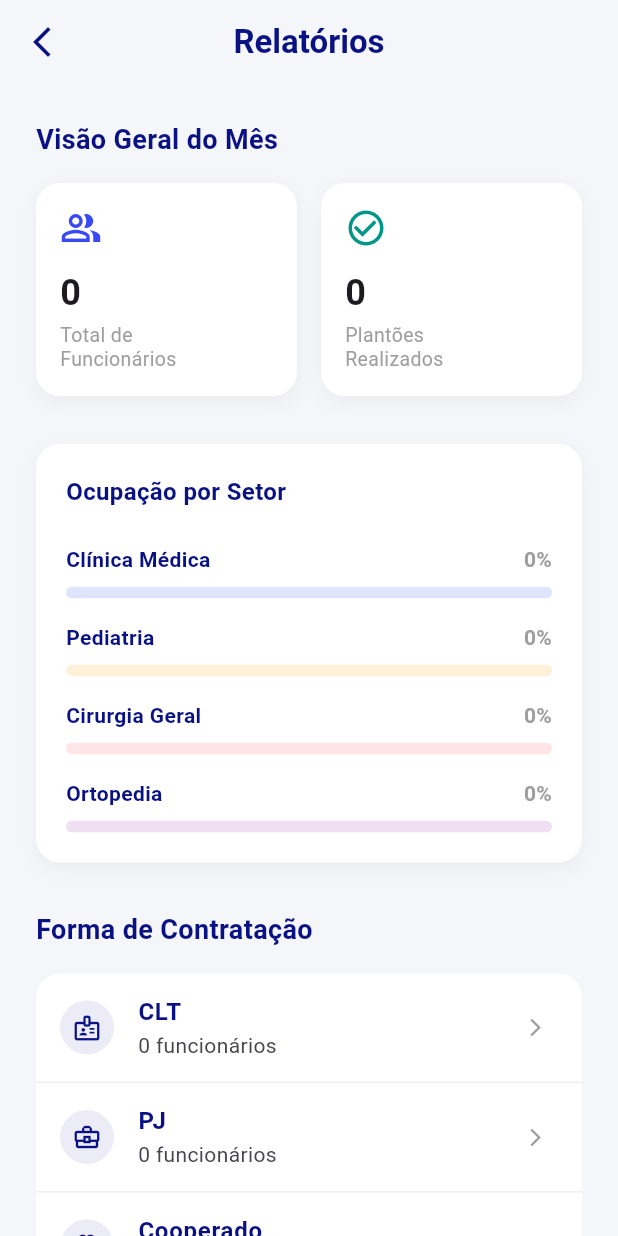
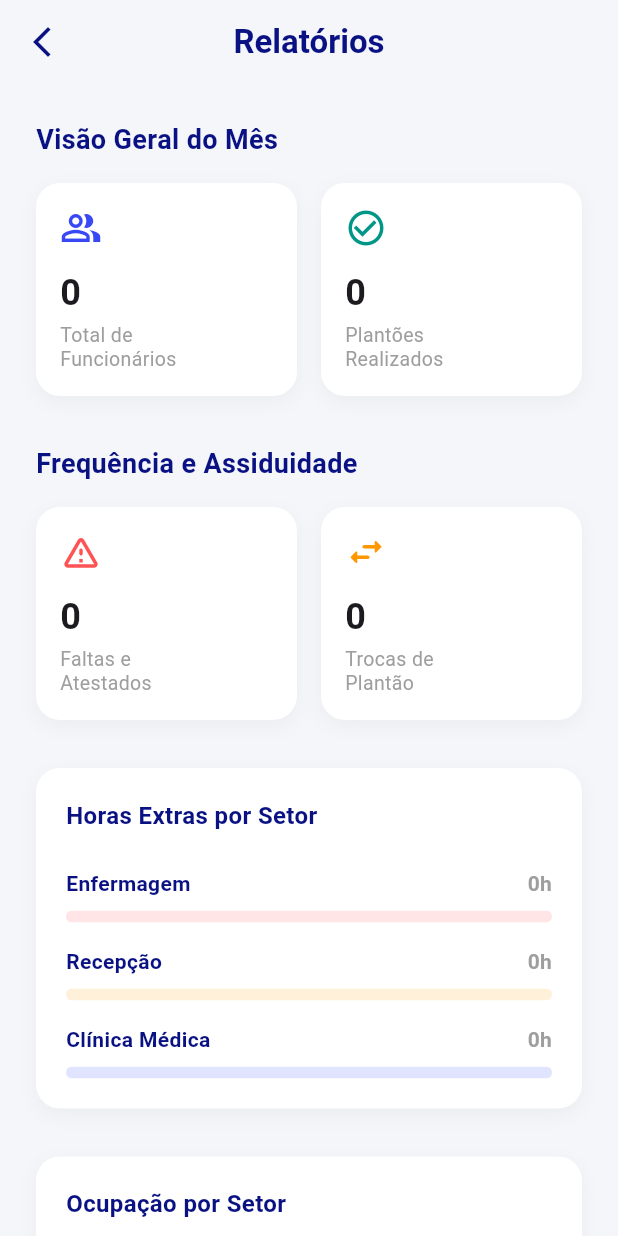
Before and after one commit to EscalaMed/frontend, a Flutter app: the TelaRelatorios screen opened directly, on a phone screen of 412 x 824 dp. Run offline on Flutter 3.47's test engine with Material 3 defaults, Android fonts, the phone set to English and light mode, and no system bars.

Commit message:
feat: adicionando mais funcionalidades do relatório (frequência e assuidade, horas extra por setor e alerta do sistema)

```diff
--- a/lib/components/lista_de_contrato.dart
+++ b/lib/components/lista_de_contrato.dart
@@ -4,12 +4,14 @@ class ItemListaContrato extends StatelessWidget {
   final String titulo;
   final String subtitulo;
   final IconData icone;
+  final VoidCallback onTap;
 
   const ItemListaContrato({
     super.key,
     required this.titulo,
     required this.subtitulo,
     required this.icone,
+    required this.onTap,
   });
 
   @override
@@ -17,6 +19,7 @@ class ItemListaContrato extends StatelessWidget {
     const corAzulEscuro = Color.fromARGB(255, 9, 17, 131);
 
     return ListTile(
+      onTap: onTap,
       leading: Container(
         padding: const EdgeInsets.all(8),
         decoration: BoxDecoration(
--- a/lib/screens/home/grid/pagina_relatorios.dart
+++ b/lib/screens/home/grid/pagina_relatorios.dart
@@ -39,8 +39,8 @@ class TelaRelatorios extends StatelessWidget {
             const SizedBox(height: 16),
 
             Row(
-              children: [
-                const Expanded(
+              children: const [
+                Expanded(
                   child: CardResumo(
                     titulo: 'Total de\nFuncionários',
                     valor: '0',
@@ -48,13 +48,41 @@ class TelaRelatorios extends StatelessWidget {
                     cor: corAzulVibrante,
                   ),
                 ),
-                const SizedBox(width: 16),
-                const Expanded(
+                SizedBox(width: 16),
+                Expanded(
                   child: CardResumo(
                     titulo: 'Plantões\nRealizados',
                     valor: '0',
                     icone: Icons.check_circle_outline,
                     cor: Colors.teal,
+                  ),
+                ),
+              ],
+            ),
+            const SizedBox(height: 32),
+
+            const Text(
+              'Frequência e Assiduidade',
+              style: TextStyle(fontSize: 18, fontWeight: FontWeight.bold, color: corAzulEscuro),
+            ),
+            const SizedBox(height: 16),
+            Row(
+              children: const [
+                Expanded(
+                  child: CardResumo(
+                    titulo: 'Faltas e\nAtestados',
+                    valor: '0',
+                    icone: Icons.warning_amber_rounded,
+                    cor: Colors.redAccent,
+                  ),
+                ),
+                SizedBox(width: 16),
+                Expanded(
+                  child: CardResumo(
+                    titulo: 'Trocas de\nPlantão',
+                    valor: '0',
+                    icone: Icons.swap_horiz_rounded,
+                    cor: Colors.orange,
                   ),
                 ),
               ],
@@ -76,20 +104,83 @@ class TelaRelatorios extends StatelessWidget {
               ),
               child: Column(
                 crossAxisAlignment: CrossAxisAlignment.start,
-                children: [
-                  const Text(
+                children: const [
+                  Text(
+                    'Horas Extras por Setor',
+                    style: TextStyle(fontSize: 16, fontWeight: FontWeight.bold, color: corAzulEscuro),
+                  ),
+                  SizedBox(height: 24),
+
+                  Grafico(label: 'Enfermagem', porcentagem: 0.0, valorTexto: '0h', cor: Colors.redAccent),
+                  SizedBox(height: 16),
+                  Grafico(label: 'Recepção', porcentagem: 0.0, valorTexto: '0h', cor: Colors.orange),
+                  SizedBox(height: 16),
+                  Grafico(label: 'Clínica Médica', porcentagem: 0.0, valorTexto: '0h', cor: corAzulVibrante),
+                ],
+              ),
+            ),
+            const SizedBox(height: 32),
+
+            Container(
+              padding: const EdgeInsets.all(20),
+              decoration: BoxDecoration(
+                color: Colors.white,
+                borderRadius: BorderRadius.circular(16),
+                boxShadow: [
+                  BoxShadow(
+                    color: Colors.black.withValues(alpha: 0.04),
+                    blurRadius: 10,
+                    offset: const Offset(0, 4),
+                  ),
+                ],
+              ),
+              child: Column(
+                crossAxisAlignment: CrossAxisAlignment.start,
+                children: const [
+                  Text(
                     'Ocupação por Setor',
                     style: TextStyle(fontSize: 16, fontWeight: FontWeight.bold, color: corAzulEscuro),
                   ),
-                  const SizedBox(height: 24),
+                  SizedBox(height: 24),
 
-                  const Grafico(label: 'Clínica Médica', porcentagem: 0.0, valorTexto: '0%', cor: corAzulVibrante),
-                  const SizedBox(height: 16),
-                  const Grafico(label: 'Pediatria', porcentagem: 0.0, valorTexto: '0%', cor: Colors.orange),
-                  const SizedBox(height: 16),
-                  const Grafico(label: 'Cirurgia Geral', porcentagem: 0.0, valorTexto: '0%', cor: Colors.redAccent),
-                  const SizedBox(height: 16),
-                  const Grafico(label: 'Ortopedia', porcentagem: 0.0, valorTexto: '0%', cor: Colors.purple),
+                  Grafico(label: 'Clínica Médica', porcentagem: 0.0, valorTexto: '0%', cor: corAzulVibrante),
+                  SizedBox(height: 16),
+                  Grafico(label: 'Pediatria', porcentagem: 0.0, valorTexto: '0%', cor: Colors.orange),
+                  SizedBox(height: 16),
+                  Grafico(label: 'Cirurgia Geral', porcentagem: 0.0, valorTexto: '0%', cor: Colors.teal),
+                ],
+              ),
+            ),
+            const SizedBox(height: 32),
+
+            const Text(
+              'Alertas do Sistema',
+              style: TextStyle(fontSize: 18, fontWeight: FontWeight.bold, color: corAzulEscuro),
+            ),
+            const SizedBox(height: 16),
+            Container(
+              decoration: BoxDecoration(
+                color: Colors.white,
+                borderRadius: BorderRadius.circular(16),
+                border: Border.all(color: Colors.redAccent.withValues(alpha: 0.3)),
+              ),
+              child: Column(
+                children: [
+                  ItemListaContrato(
+                    titulo: 'Déficit na Pediatria',
+                    subtitulo: 'Faltam 0 médicos para o plantão noturno',
+                    icone: Icons.error_outline,
+                    onTap: () {
+                    },
+                  ),
+                  Divider(height: 1, color: Color(0xFFEEEEEE)),
+                  ItemListaContrato(
+                    titulo: 'Limite de Horas',
+                    subtitulo: '0 funcionários próximos do limite semanal',
+                    icone: Icons.timer_outlined,
+                    onTap: () {
+                    },
+                  ),
                 ],
               ),
             ),
@@ -107,15 +198,33 @@ class TelaRelatorios extends StatelessWidget {
               ),
               child: Column(
                 children: [
-                  const ItemListaContrato(titulo: 'CLT', subtitulo: '0 funcionários', icone: Icons.badge_outlined),
-                  const Divider(height: 1, color: Color(0xFFEEEEEE)),
-                  const ItemListaContrato(titulo: 'PJ', subtitulo: '0 funcionários', icone: Icons.business_center_outlined),
-                  const Divider(height: 1, color: Color(0xFFEEEEEE)),
-                  const ItemListaContrato(titulo: 'Cooperado', subtitulo: '0 funcionários', icone: Icons.handshake_outlined),
+                  ItemListaContrato(
+                    titulo: 'CLT',
+                    subtitulo: '0 funcionários',
+                    icone: Icons.badge_outlined,
+                    onTap: () {
+                    },
+                  ),
+                  Divider(height: 1, color: Color(0xFFEEEEEE)),
+                  ItemListaContrato(
+                    titulo: 'PJ',
+                    subtitulo: '0 funcionários',
+                    icone: Icons.business_center_outlined,
+                    onTap: () {
+                    },
+                  ),
+                  Divider(height: 1, color: Color(0xFFEEEEEE)),
+                  ItemListaContrato(
+                    titulo: 'Cooperado',
+                    subtitulo: '0 funcionários',
+                    icone: Icons.handshake_outlined,
+                    onTap: () {
+                    },
+                  ),
                 ],
               ),
             ),
-            const SizedBox(height: 32),
+            const SizedBox(height: 40),
           ],
         ),
       ),
```
